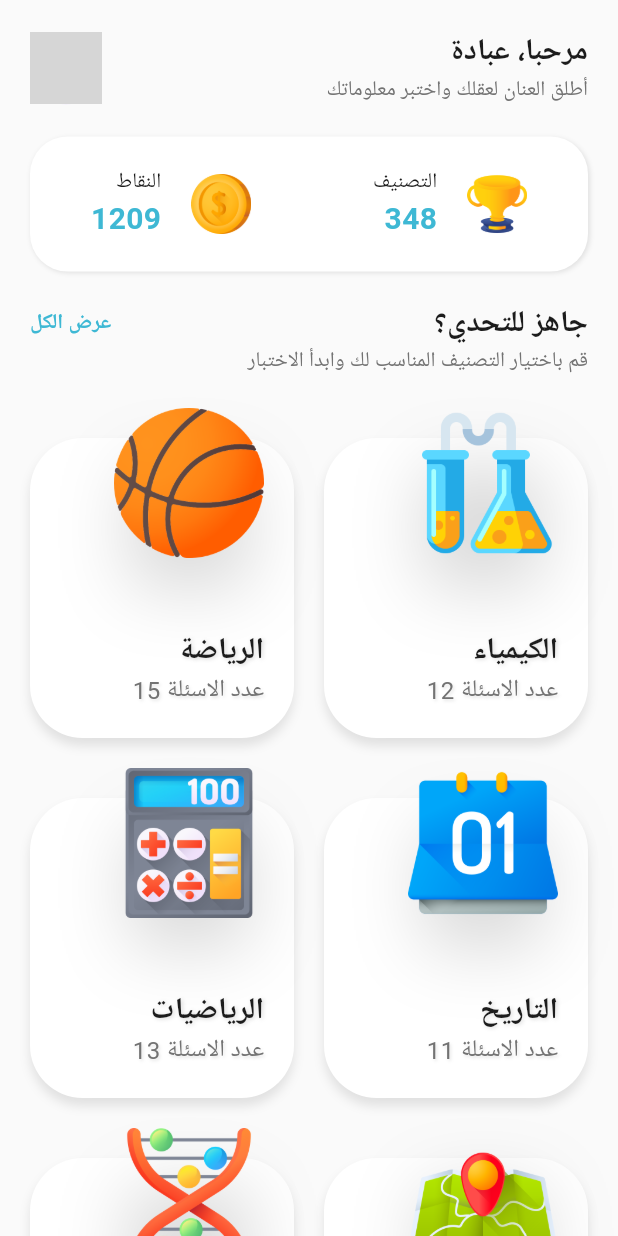
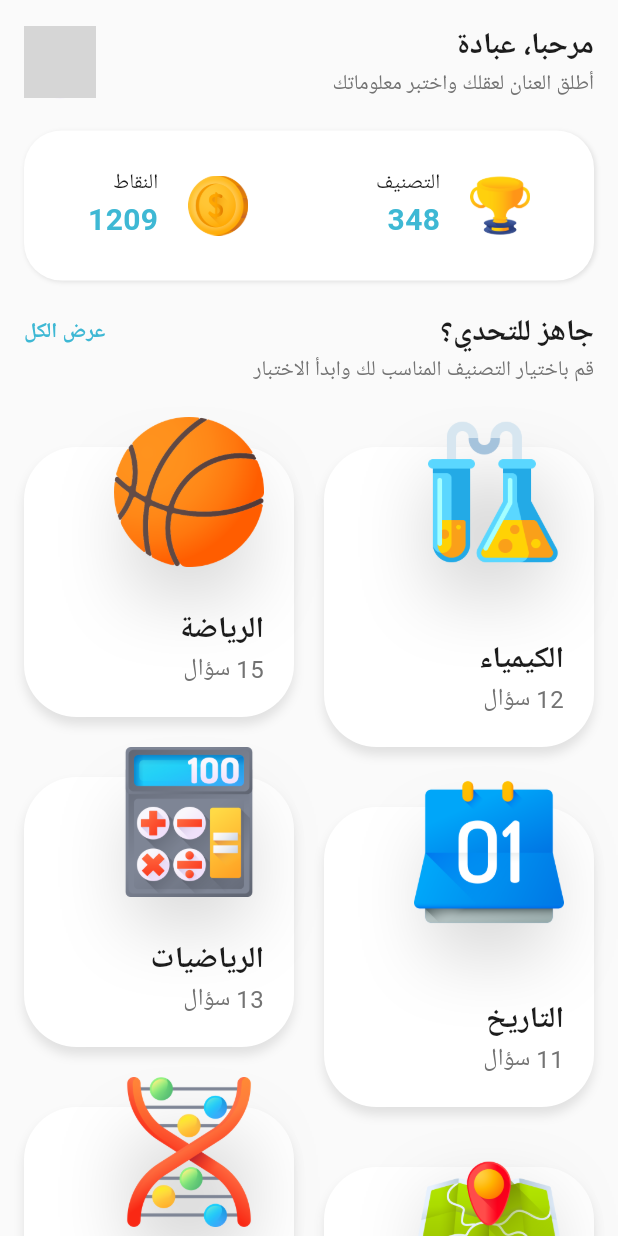
Before and after one commit to ObadaE7/quiz-app, a Flutter app: the Home screen opened directly, on a phone screen of 412 x 824 dp. Run offline on Flutter 3.47's test engine with Material 3 defaults, Android fonts, the phone set to English and light mode, and no system bars; our stand-ins replace audioplayers, figma_squircle, google_fonts, hugeicons, iconsax_plus, rflutter_alert and 1 more; accounts and stored records are empty; Roboto replaces fonts that are missing (Tajawal); grey boxes are pictures that could not be loaded.

Commit message:
use staggered_grid_view package and update home screen, use animated container in start quiz screen

```diff
--- a/lib/screens/main/home.dart
+++ b/lib/screens/main/home.dart
@@ -5,6 +5,7 @@ import 'package:quiz/widgets/category.dart';
 import 'package:quiz/data/dummy_data.dart';
 import 'package:google_fonts/google_fonts.dart';
 import 'package:figma_squircle/figma_squircle.dart';
+import 'package:flutter_staggered_grid_view/flutter_staggered_grid_view.dart';
 
 class Home extends StatelessWidget {
   const Home({super.key});
@@ -14,7 +15,7 @@ class Home extends StatelessWidget {
     return Scaffold(
       body: SafeArea(
         child: SingleChildScrollView(
-          padding: const EdgeInsets.all(20.0),
+          padding: const EdgeInsets.all(16.0),
           child: Column(
             crossAxisAlignment: CrossAxisAlignment.end,
             children: [
@@ -50,8 +51,8 @@ class Home extends StatelessWidget {
               ),
               const SizedBox(height: 20.0),
               Container(
-                height: 90.0,
-                width: double.infinity,
+                height: 100.0,
+                width: MediaQuery.of(context).size.width,
                 decoration: ShapeDecoration(
                   shape: SmoothRectangleBorder(
                     borderRadius: SmoothBorderRadius(
@@ -179,16 +180,13 @@ class Home extends StatelessWidget {
                 ],
               ),
               const SizedBox(height: 40.0),
-              GridView.builder(
+              MasonryGridView.count(
                 shrinkWrap: true,
+                crossAxisCount: 2,
+                mainAxisSpacing: 40,
+                crossAxisSpacing: 20,
+                itemCount: DummyData.categories.length,
                 physics: const NeverScrollableScrollPhysics(),
-                gridDelegate: const SliverGridDelegateWithFixedCrossAxisCount(
-                  crossAxisCount: 2,
-                  crossAxisSpacing: 20,
-                  mainAxisSpacing: 40,
-                  mainAxisExtent: 200.0,
-                ),
-                itemCount: DummyData.categories.length,
                 itemBuilder: (context, index) => GestureDetector(
                   onTap: () {
                     Navigator.push(
@@ -201,6 +199,7 @@ class Home extends StatelessWidget {
                     );
                   },
                   child: Category(
+                    height: index.isEven ? 180 : 200,
                     imagePath: DummyData.categories[index].imagePath,
                     title: DummyData.categories[index].title,
                     questionCount: DummyData.questions
--- a/lib/widgets/category.dart
+++ b/lib/widgets/category.dart
@@ -4,12 +4,14 @@ import 'package:google_fonts/google_fonts.dart';
 import 'package:figma_squircle/figma_squircle.dart';
 
 class Category extends StatelessWidget {
+  final double height;
   final String imagePath;
   final String title;
   final int questionCount;
 
   const Category({
     super.key,
+    required this.height,
     required this.imagePath,
     required this.title,
     required this.questionCount,
@@ -21,6 +23,7 @@ class Category extends StatelessWidget {
       clipBehavior: Clip.none,
       children: [
         Container(
+          height: height,
           width: double.infinity,
           padding: const EdgeInsets.all(20.0),
           decoration: ShapeDecoration(
@@ -49,28 +52,15 @@ class Category extends StatelessWidget {
                   fontSize: 20.0,
                   fontWeight: FontWeight.bold,
                   color: AppColors.charcoal,
-                  shadows: [
-                    BoxShadow(
-                      color: Colors.black.withOpacity(0.15),
-                      blurRadius: 3,
-                      offset: const Offset(1, 1),
-                    ),
-                  ],
                 ),
               ),
               Text(
-                '$questionCount عدد الاسئلة',
+                '$questionCount سؤال',
                 style: GoogleFonts.tajawal(
                   fontSize: 16.0,
                   color: AppColors.mediumGray,
-                  shadows: [
-                    BoxShadow(
-                      color: Colors.black.withOpacity(0.1),
-                      blurRadius: 2,
-                      offset: const Offset(1, 1),
-                    ),
-                  ],
                 ),
+                textDirection: TextDirection.rtl,
               ),
             ],
           ),
--- a/pubspec.yaml
+++ b/pubspec.yaml
@@ -42,6 +42,7 @@ dependencies:
   rflutter_alert: ^2.0.7
   figma_squircle: ^0.5.3
   iconsax_plus: ^1.0.0
+  flutter_staggered_grid_view: ^0.7.0
 
 dev_dependencies:
   flutter_test:
```
Also changed, not shown: lib/screens/quiz/start_quiz.dart (+55 -28 lines), pubspec.lock.
